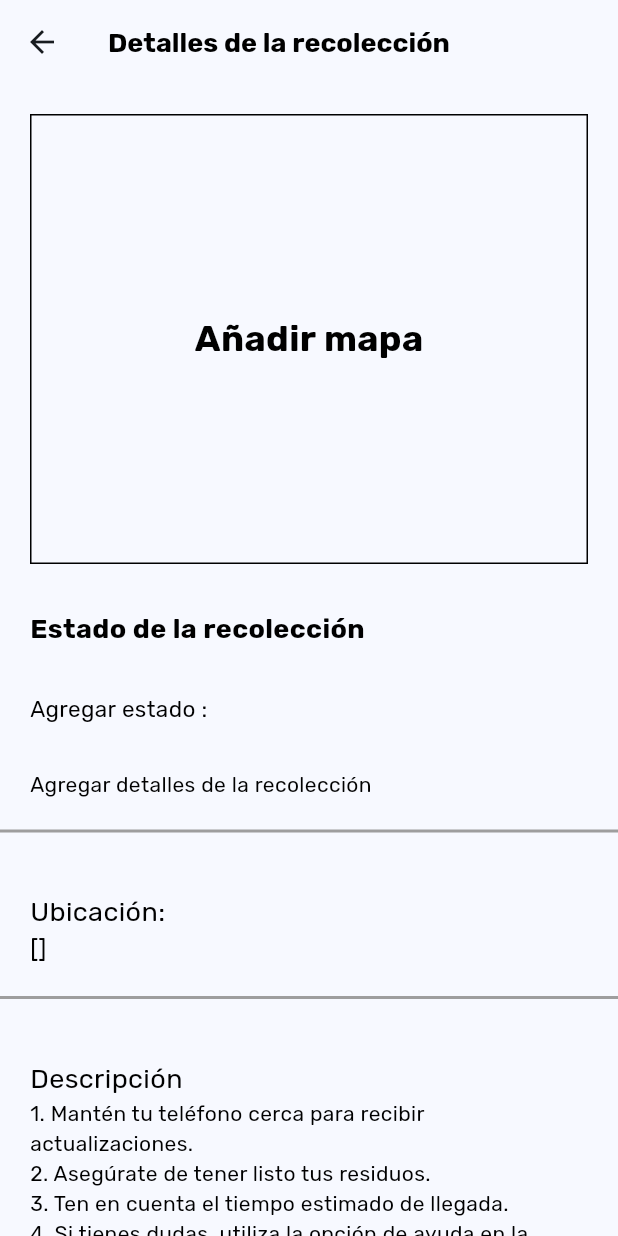
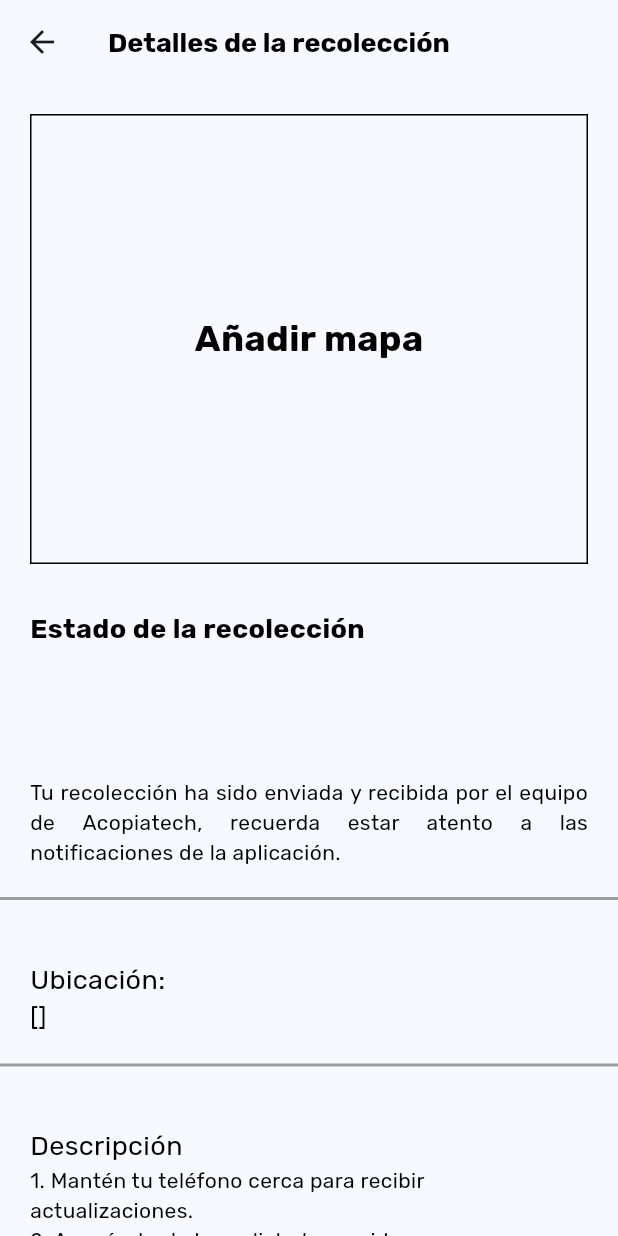
Before and after one commit to julianvent/acopiatech-app, a Flutter app: the UserCollectionDetailsView screen opened directly with empty values, on a phone screen of 412 x 824 dp. Run offline on Flutter 3.47's test engine with Material 3 defaults, Android fonts, the phone set to English and light mode, and no system bars; our stand-ins replace animated_splash_screen, cloud_firestore, equatable, firebase_auth, firebase_core, firebase_storage and 7 more; accounts and stored records are empty; network calls fail.

Commit message:
Collection-details-view & gallery-view : view updated

```diff
--- a/lib/views/user/collection/user_collection_details_view.dart
+++ b/lib/views/user/collection/user_collection_details_view.dart
@@ -1,8 +1,7 @@
 import 'package:acopiatech/constants/colors_palette.dart';
-import 'package:acopiatech/services/cloud/address/address.dart';
 import 'package:acopiatech/services/cloud/collections/bloc/collection_bloc.dart';
 import 'package:acopiatech/services/cloud/collections/collection.dart';
-import 'package:acopiatech/views/user/collection/images/images_list_view.dart';
+import 'package:acopiatech/views/user/collection/images/collection_gallery_view.dart';
 import 'package:acopiatech/views/user/help/user_chat_view.dart';
 import 'package:flutter/material.dart';
 import 'package:flutter_bloc/flutter_bloc.dart';
@@ -31,7 +30,7 @@ class UserCollectionDetailsView extends StatelessWidget {
         actions: <Widget>[
           Center(
             child:
-                collection.status == "2"
+                collection.status == "En recolección"
                     ? Padding(
                       padding: const EdgeInsets.all(8.0),
                       child: GestureDetector(
@@ -80,7 +79,8 @@ class UserCollectionDetailsView extends StatelessWidget {
           ),
         ],
       ),
-      body: SingleChildScrollView(
+      body: SafeArea(
+        child: SingleChildScrollView(
           child: Column(
             spacing: 20,
             children: <Widget>[
@@ -92,6 +92,7 @@ class UserCollectionDetailsView extends StatelessWidget {
                     bottom: BorderSide(color: Colors.grey, width: 2.0),
                   ),
                 ),
+                // ------ Mapa ------
                 child: Padding(
                   padding: EdgeInsets.all(20),
                   child: Column(
@@ -125,15 +126,19 @@ class UserCollectionDetailsView extends StatelessWidget {
                         ),
                       ),
                       Text(
-                      'Agregar estado : ',
+                        "${collection.status}",
                         style: TextStyle(
-                        fontSize: 15,
+                          fontSize: 18,
                           fontWeight: FontWeight.w400,
                           color: Colors.black,
                         ),
                       ),
                       Text(
-                      "Agregar detalles de la recolección",
+                        (collection.status == "Recibida ")
+                            ? "Agregar detalles de la recolección"
+                            : "Tu recolección ha sido enviada y recibida por el equipo de Acopiatech, "
+                                "recuerda estar atento a las notificaciones de la aplicación.",
+                        textAlign: TextAlign.justify,
                         style: TextStyle(
                           fontSize: 14,
                           fontWeight: FontWeight.w400,
@@ -177,6 +182,7 @@ class UserCollectionDetailsView extends StatelessWidget {
                   ),
                 ),
               ),
+              // ------ Descripción de la recolección ------
               Container(
                 width: double.infinity,
                 decoration: BoxDecoration(
@@ -213,7 +219,7 @@ class UserCollectionDetailsView extends StatelessWidget {
                   ),
                 ),
               ),
-            Container(
+              SizedBox(
                 width: 170,
                 child: ElevatedButton(
                   onPressed: () {
@@ -223,7 +229,9 @@ class UserCollectionDetailsView extends StatelessWidget {
                         builder:
                             (_) => BlocProvider.value(
                               value: BlocProvider.of<CollectionBloc>(context),
-                            child: ImageListView(
+                              child: CollectionGalleryView(
+                                // Cambiar por la lista de imágenes de la recolección
+                                // images: collection.images,
                                 images: ['assets/images/LogoAcopiaTech.png'],
                               ),
                             ),
@@ -293,6 +301,7 @@ class UserCollectionDetailsView extends StatelessWidget {
             ],
           ),
         ),
+      ),
     );
   }
 }
--- a/pubspec.yaml
+++ b/pubspec.yaml
@@ -49,8 +49,6 @@ dependencies:
   table_calendar: ^3.2.0
   image_picker: ^1.1.2
   firebase_storage: ^12.4.5
-  image_size_getter: ^2.4.0
-  photo_view: ^0.15.0
 
 dev_dependencies:
   flutter_test:
```
Also changed, not shown: lib/services/cloud/collections/collection_image_storage.dart (+36 -0 lines), lib/views/user/collection/collection_list_generate_view.dart (+18 -1 lines), lib/views/user/collection/images/collection_gallery_view.dart (added, +56 -0 lines), lib/views/user/collection/images/images_list_view.dart (deleted, +0 -97 lines). Lines whose indentation alone changed are shown as unchanged.
